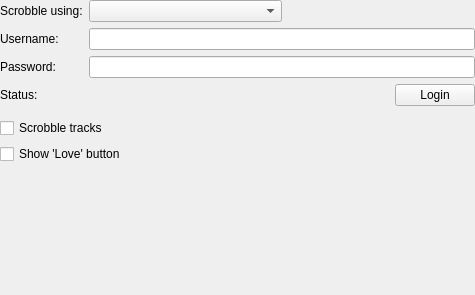
CDrummond/cantata, file branches/1.4/scrobbling/scrobblingsettings.ui: the form before one commit.
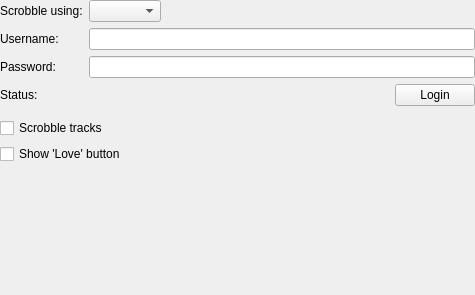
The form after the commit. Custom widgets are drawn as their Qt base class.

Commit message: Expanding fields grow.

Patch:
```diff
--- a/branches/1.4/scrobbling/scrobblingsettings.ui
+++ b/branches/1.4/scrobbling/scrobblingsettings.ui
@@ -23,6 +23,9 @@
    <property name="bottomMargin">
     <number>0</number>
    </property>
+   <property name="fieldGrowthPolicy">
+    <enum>QFormLayout::ExpandingFieldsGrow</enum>
+   </property>
    <item row="0" column="0">
     <widget class="BuddyLabel" name="scrobblerLabel">
      <property name="text">
```
The commit also changes 3 other files.
